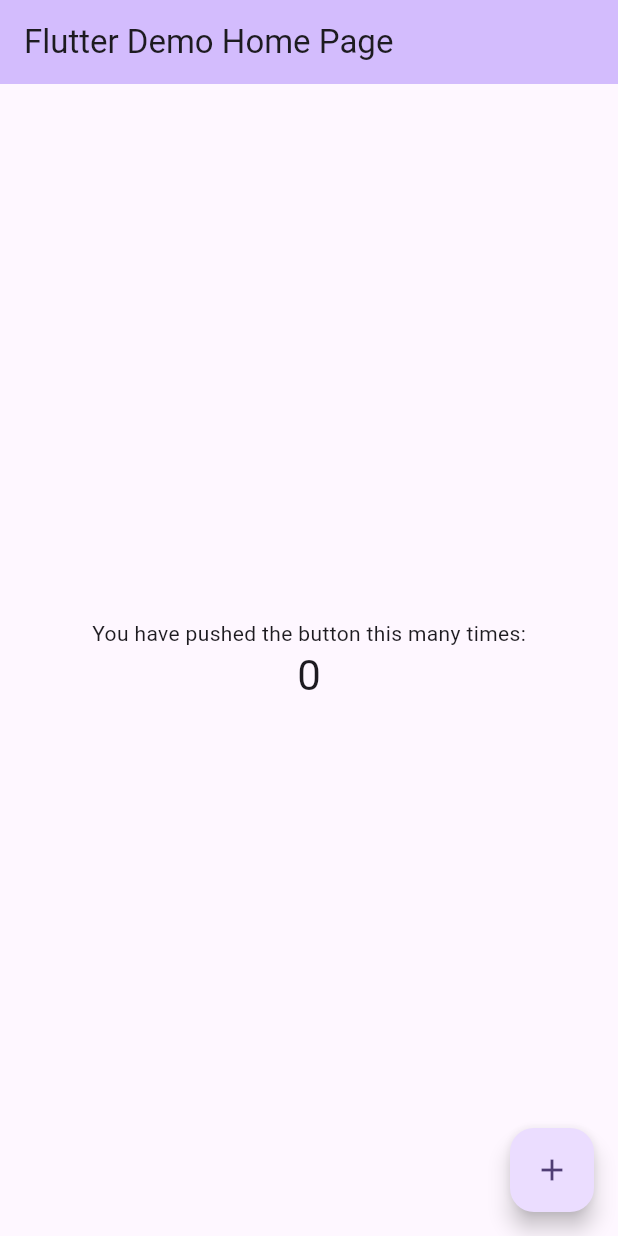
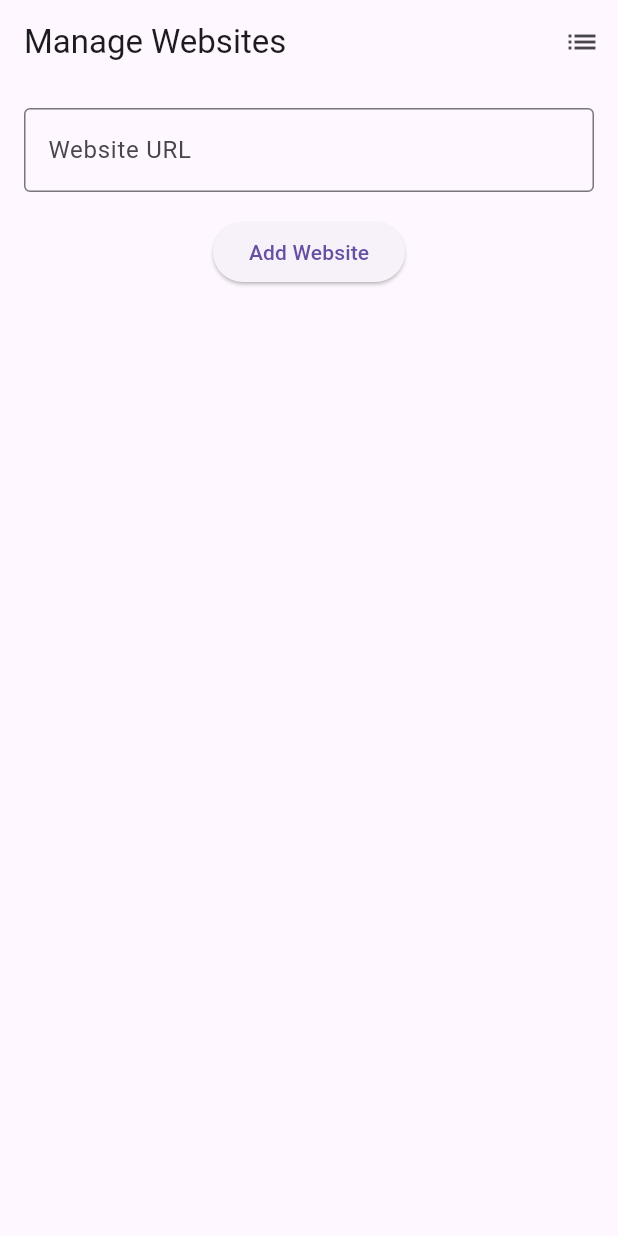
Before and after one commit to cestmoi1337/news_spy, a Flutter app: the screen it shows after launch, on a phone screen of 412 x 824 dp. Run offline on Flutter 3.47's test engine with Material 3 defaults, Android fonts, the light colour scheme and no system bars; drawn by our look-alikes of flutter_form_builder; our stand-ins replace shared_preferences.

Commit message:
Can add, edit and delete websites and keywords

```diff
--- a/lib/main.dart
+++ b/lib/main.dart
@@ -1,125 +1,30 @@
 import 'package:flutter/material.dart';
+import 'package:provider/provider.dart';
+import 'providers/website_provider.dart';
+import 'providers/keyword_provider.dart'; // Import the KeywordProvider
+import 'screens/website_screen.dart';
 
 void main() {
-  runApp(const MyApp());
+  runApp(MyApp());
 }
 
 class MyApp extends StatelessWidget {
-  const MyApp({super.key});
-
-  // This widget is the root of your application.
   @override
   Widget build(BuildContext context) {
-    return MaterialApp(
-      title: 'Flutter Demo',
-      theme: ThemeData(
-        // This is the theme of your application.
-        //
-        // TRY THIS: Try running your application with "flutter run". You'll see
-        // the application has a purple toolbar. Then, without quitting the app,
-        // try changing the seedColor in the colorScheme below to Colors.green
-        // and then invoke "hot reload" (save your changes or press the "hot
-        // reload" button in a Flutter-supported IDE, or press "r" if you used
-        // the command line to start the app).
-        //
-        // Notice that the counter didn't reset back to zero; the application
-        // state is not lost during the reload. To reset the state, use hot
-        // restart instead.
-        //
-        // This works for code too, not just values: Most code changes can be
-        // tested with just a hot reload.
-        colorScheme: ColorScheme.fromSeed(seedColor: Colors.deepPurple),
-        useMaterial3: true,
+    return MultiProvider(
+      // Using MultiProvider to provide both WebsiteProvider and KeywordProvider
+      providers: [
+        ChangeNotifierProvider(create: (context) => WebsiteProvider()),
+        ChangeNotifierProvider(
+            create: (context) => KeywordProvider()), // Add KeywordProvider
+      ],
+      child: MaterialApp(
+        title: 'News Spy',
+        theme: ThemeData(
+          primarySwatch: Colors.blue,
+        ),
+        home: WebsiteScreen(),
       ),
-      home: const MyHomePage(title: 'Flutter Demo Home Page'),
     );
   }
 }
-
-class MyHomePage extends StatefulWidget {
-  const MyHomePage({super.key, required this.title});
-
-  // This widget is the home page of your application. It is stateful, meaning
-  // that it has a State object (defined below) that contains fields that affect
-  // how it looks.
-
-  // This class is the configuration for the state. It holds the values (in this
-  // case the title) provided by the parent (in this case the App widget) and
-  // used by the build method of the State. Fields in a Widget subclass are
-  // always marked "final".
-
-  final String title;
-
-  @override
-  State<MyHomePage> createState() => _MyHomePageState();
-}
-
-class _MyHomePageState extends State<MyHomePage> {
-  int _counter = 0;
-
-  void _incrementCounter() {
-    setState(() {
-      // This call to setState tells the Flutter framework that something has
-      // changed in this State, which causes it to rerun the build method below
-      // so that the display can reflect the updated values. If we changed
-      // _counter without calling setState(), then the build method would not be
-      // called again, and so nothing would appear to happen.
-      _counter++;
-    });
-  }
-
-  @override
-  Widget build(BuildContext context) {
-    // This method is rerun every time setState is called, for instance as done
-    // by the _incrementCounter method above.
-    //
-    // The Flutter framework has been optimized to make rerunning build methods
-    // fast, so that you can just rebuild anything that needs updating rather
-    // than having to individually change instances of widgets.
-    return Scaffold(
-      appBar: AppBar(
-        // TRY THIS: Try changing the color here to a specific color (to
-        // Colors.amber, perhaps?) and trigger a hot reload to see the AppBar
-        // change color while the other colors stay the same.
-        backgroundColor: Theme.of(context).colorScheme.inversePrimary,
-        // Here we take the value from the MyHomePage object that was created by
-        // the App.build method, and use it to set our appbar title.
-        title: Text(widget.title),
-      ),
-      body: Center(
-        // Center is a layout widget. It takes a single child and positions it
-        // in the middle of the parent.
-        child: Column(
-          // Column is also a layout widget. It takes a list of children and
-          // arranges them vertically. By default, it sizes itself to fit its
-          // children horizontally, and tries to be as tall as its parent.
-          //
-          // Column has various properties to control how it sizes itself and
-          // how it positions its children. Here we use mainAxisAlignment to
-          // center the children vertically; the main axis here is the vertical
-          // axis because Columns are vertical (the cross axis would be
-          // horizontal).
-          //
-          // TRY THIS: Invoke "debug painting" (choose the "Toggle Debug Paint"
-          // action in the IDE, or press "p" in the console), to see the
-          // wireframe for each widget.
-          mainAxisAlignment: MainAxisAlignment.center,
-          children: <Widget>[
-            const Text(
-              'You have pushed the button this many times:',
-            ),
-            Text(
-              '$_counter',
-              style: Theme.of(context).textTheme.headlineMedium,
-            ),
-          ],
-        ),
-      ),
-      floatingActionButton: FloatingActionButton(
-        onPressed: _incrementCounter,
-        tooltip: 'Increment',
-        child: const Icon(Icons.add),
-      ), // This trailing comma makes auto-formatting nicer for build methods.
-    );
-  }
-}
--- /dev/null
+++ b/lib/models/keyword.dart
@@ -0,0 +1,6 @@
+// This class represents a keyword that the user will monitor
+class Keyword {
+  String keyword;
+
+  Keyword({required this.keyword});
+}
--- /dev/null
+++ b/lib/models/website.dart
@@ -0,0 +1,5 @@
+class Website {
+  String url;
+
+  Website({required this.url});
+}
--- /dev/null
+++ b/lib/providers/website_provider.dart
@@ -0,0 +1,63 @@
+import 'package:flutter/foundation.dart';
+import 'package:shared_preferences/shared_preferences.dart';
+import 'dart:convert'; // For encoding/decoding JSON
+import '../models/website.dart';
+
+class WebsiteProvider with ChangeNotifier {
+  List<Website> _websites = [];
+
+  // Getter to access the list of websites
+  List<Website> get websites => _websites;
+
+  // Constructor to load websites from SharedPreferences when the provider is initialized
+  WebsiteProvider() {
+    _loadWebsites(); // Load websites from storage when the app starts
+  }
+
+  // Method to add a new website to the list and save it
+  void addWebsite(String url) {
+    _websites.add(Website(url: url)); // Add the website
+    _saveWebsites(); // Save the updated list to SharedPreferences
+    notifyListeners(); // Notify listeners about the change
+  }
+
+  // Method to remove a website and save the updated list
+  void removeWebsite(int index) {
+    _websites.removeAt(index); // Remove the website
+    _saveWebsites(); // Save the updated list to SharedPreferences
+    notifyListeners(); // Notify listeners about the change
+  }
+
+  // Method to update an existing website's URL and save the updated list
+  void updateWebsite(int index, String newUrl) {
+    _websites[index].url = newUrl; // Update the website URL
+    _saveWebsites(); // Save the updated list to SharedPreferences
+    notifyListeners(); // Notify listeners about the change
+  }
+
+  // Method to load websites from SharedPreferences
+  void _loadWebsites() async {
+    SharedPreferences prefs = await SharedPreferences.getInstance();
+    String? websitesJson =
+        prefs.getString('websites'); // Get the stored websites in JSON format
+    if (websitesJson != null) {
+      List<dynamic> websitesList =
+          jsonDecode(websitesJson); // Decode the JSON string
+      _websites = websitesList
+          .map((json) => Website(url: json))
+          .toList(); // Convert to Website objects
+      notifyListeners(); // Notify listeners that the websites have been loaded
+    }
+  }
+
+  // Method to save the websites list to SharedPreferences
+  void _saveWebsites() async {
+    SharedPreferences prefs = await SharedPreferences.getInstance();
+    List<String> websitesList = _websites
+        .map((website) => website.url)
+        .toList(); // Convert to a list of URLs
+    String websitesJson = jsonEncode(websitesList); // Encode the list as JSON
+    prefs.setString(
+        'websites', websitesJson); // Store the JSON string in SharedPreferences
+  }
+}
--- /dev/null
+++ b/lib/screens/website_screen.dart
@@ -0,0 +1,178 @@
+import 'package:flutter/material.dart';
+import 'package:provider/provider.dart';
+import 'package:flutter_form_builder/flutter_form_builder.dart';
+import '../providers/website_provider.dart';
+import 'keyword_screen.dart'; // Import the KeywordScreen
+
+class WebsiteScreen extends StatefulWidget {
+  @override
+  _WebsiteScreenState createState() => _WebsiteScreenState();
+}
+
+class _WebsiteScreenState extends State<WebsiteScreen> {
+  final _formKey =
+      GlobalKey<FormBuilderState>(); // Global key to manage the form
+  final _urlController =
+      TextEditingController(); // Controller to manage text input for adding websites
+
+  @override
+  Widget build(BuildContext context) {
+    final websiteProvider =
+        Provider.of<WebsiteProvider>(context); // Access the WebsiteProvider
+
+    return Scaffold(
+      appBar: AppBar(
+        title: Text('Manage Websites'),
+        actions: [
+          IconButton(
+            icon: Icon(Icons
+                .list), // Button to navigate to the keyword management screen
+            onPressed: () {
+              Navigator.push(
+                context,
+                MaterialPageRoute(
+                    builder: (context) =>
+                        KeywordScreen()), // Navigate to KeywordScreen
+              );
+            },
+          ),
+        ],
+      ),
+      body: Padding(
+        padding: const EdgeInsets.all(16.0),
+        child: Column(
+          children: [
+            FormBuilder(
+              key: _formKey, // Key to manage the form state
+              child: Column(
+                children: [
+                  FormBuilderTextField(
+                    name: 'url',
+                    controller:
+                        _urlController, // Controller for the URL input field
+                    decoration: InputDecoration(
+                      labelText: 'Website URL', // Input label
+                      border:
+                          OutlineInputBorder(), // Adds a border to the input field
+                    ),
+                    validator: (value) {
+                      if (value == null || value.isEmpty) {
+                        return 'Please enter a website URL'; // Validator for empty input
+                      }
+                      return null;
+                    },
+                  ),
+                  SizedBox(height: 16),
+                  ElevatedButton(
+                    onPressed: () {
+                      if (_formKey.currentState!.validate()) {
+                        websiteProvider
+                            .addWebsite(_urlController.text); // Add website
+                        _urlController
+                            .clear(); // Clear the input field after adding
+                      }
+                    },
+                    child: Text('Add Website'),
+                  ),
+                ],
+              ),
+            ),
+            SizedBox(height: 24),
+            Expanded(
+              // Expanded widget allows the list to take up remaining space
+              child: ListView.builder(
+                itemCount:
+                    websiteProvider.websites.length, // Number of websites
+                itemBuilder: (context, index) {
+                  return ListTile(
+                    title: Text(websiteProvider
+                        .websites[index].url), // Display website URL
+                    trailing: Row(
+                      mainAxisSize: MainAxisSize
+                          .min, // Minimize row size to fit buttons only
+                      children: [
+                        IconButton(
+                          icon: Icon(Icons.edit), // Edit icon button
+                          onPressed: () {
+                            _editWebsiteDialog(context, index,
+                                websiteProvider); // Open edit dialog
+                          },
+                        ),
+                        IconButton(
+                          icon: Icon(Icons.delete), // Delete icon button
+                          onPressed: () {
+                            websiteProvider
+                                .removeWebsite(index); // Remove website
+                          },
+                        ),
+                      ],
+                    ),
+                  );
+                },
+              ),
+            ),
+          ],
+        ),
+      ),
+    );
+  }
+
+  // Function to display a dialog for editing the website URL
+  void _editWebsiteDialog(
+      BuildContext context, int index, WebsiteProvider websiteProvider) {
+    final _editUrlController = TextEditingController(
+      text: websiteProvider
+          .websites[index].url, // Pre-fill the text field with the current URL
+    );
+
+    showDialog(
+      context: context,
+      builder: (BuildContext context) {
+        return AlertDialog(
+          title: Text('Edit Website URL'), // Title of the dialog
+          content: FormBuilder(
+            child: FormBuilderTextField(
+              name: 'editUrl',
+              controller: _editUrlController, // Controller for the edit field
+              decoration: InputDecoration(
+                labelText: 'Website URL', // Input label
+                border: OutlineInputBorder(),
+              ),
+              validator: (value) {
+                if (value == null || value.isEmpty) {
+                  return 'Please enter a website URL'; // Validator for empty input
+                }
+                return null;
+              },
+            ),
+          ),
+          actions: [
+            TextButton(
+              onPressed: () {
+                Navigator.of(context).pop(); // Close the dialog without saving
+              },
+              child: Text('Cancel'),
+            ),
+            ElevatedButton(
+              onPressed: () {
+                if (_editUrlController.text.isNotEmpty) {
+                  websiteProvider.updateWebsite(
+                      index, _editUrlController.text); // Update the website URL
+                  Navigator.of(context).pop(); // Close the dialog after saving
+                }
+              },
+              child: Text('Save'), // Button to save changes
+            ),
+          ],
+        );
+      },
+    );
+  }
+
+  @override
+  void dispose() {
+    _urlController
+        .dispose(); // Dispose the controller when the widget is removed
+    super.dispose();
+  }
+}
```
Also changed, not shown: lib/providers/keyword_provider.dart (added, +63 -0 lines), lib/screens/keyword_screen.dart (added, +164 -0 lines), pubspec.yaml (+8 -1 lines), pubspec.lock, 10 other files.
